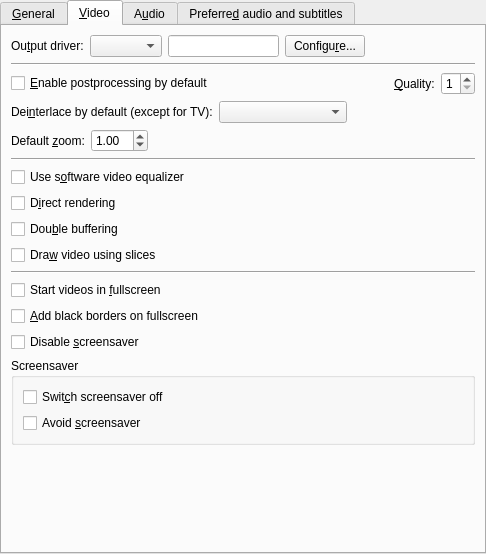
Above: src/prefgeneral.ui from wilbert2000/wzplayer before the change. Below: the same form after it.
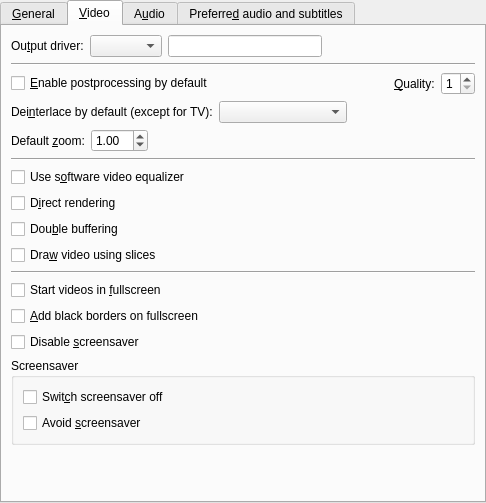
That is the form after the change. The open tabs and pages were chosen to show the change. Custom widgets are drawn as their Qt base class.

Diff of the .ui file:
```diff
--- a/src/prefgeneral.ui
+++ b/src/prefgeneral.ui
@@ -6,7 +6,7 @@
     <x>0</x>
     <y>0</y>
     <width>486</width>
-    <height>554</height>
+    <height>503</height>
    </rect>
   </property>
   <layout class="QVBoxLayout" >
@@ -251,13 +251,6 @@
          <item>
           <widget class="QLineEdit" name="vo_user_defined_edit" />
          </item>
-         <item>
-          <widget class="QPushButton" name="vdpau_button" >
-           <property name="text" >
-            <string>Configu&amp;re...</string>
-           </property>
-          </widget>
-         </item>
          <item>
           <spacer>
            <property name="orientation" >
```
Left out of the diff: 1 changed line with no effect on the pictures.
